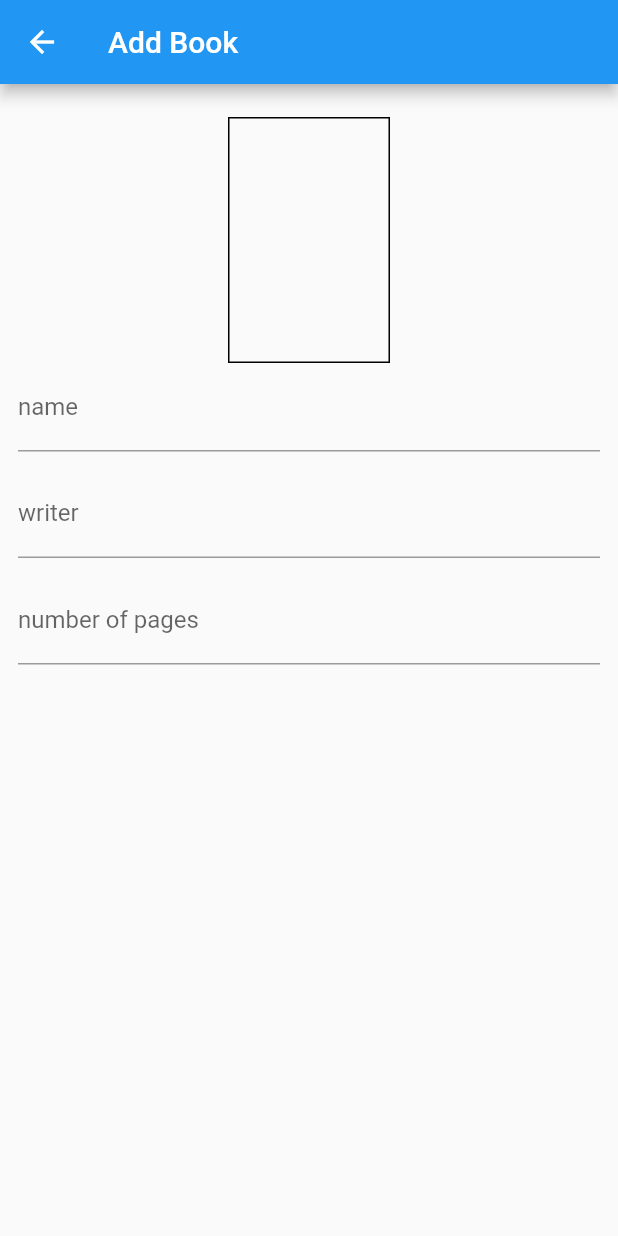
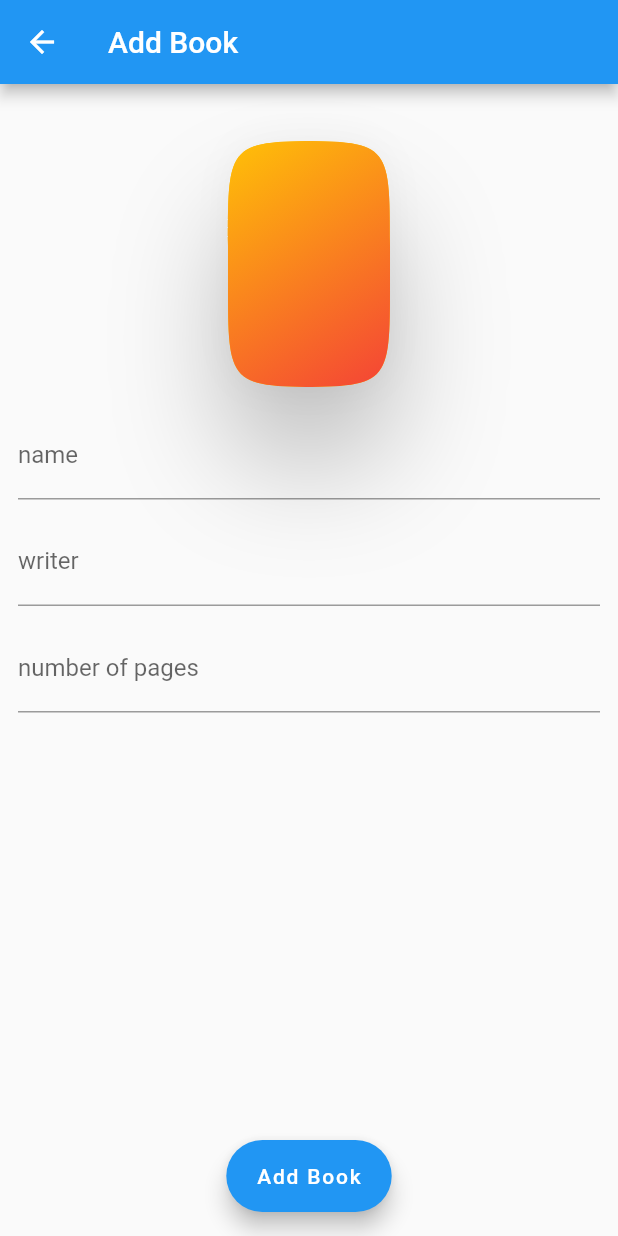
Before and after one commit to bar4488/BookTracker, a Flutter app: the screen it shows after launch, after a tap on the "add" icon, on a phone screen of 412 x 824 dp. Run offline on Flutter 3.47's test engine with Material 2 defaults, Android fonts, the phone set to English and light mode, and no system bars; our stand-ins replace image_picker, sqflite; accounts and stored records are empty.

Commit message:
bit progress, added books, covers, appbar

```diff
--- a/lib/add_book_page.dart
+++ b/lib/add_book_page.dart
@@ -1,6 +1,11 @@
+import 'package:book_tracker/books_bloc.dart';
+import 'package:book_tracker/models/book.dart';
+import 'package:book_tracker/widgets/press_effect.dart';
 import 'package:flutter/material.dart';
 import 'package:image_picker/image_picker.dart';
 import 'dart:io';
+
+import 'package:provider/provider.dart';
 
 class AddBookPage extends StatefulWidget {
   final String title = "Add Book";
@@ -10,6 +15,10 @@ class AddBookPage extends StatefulWidget {
 
 class _AddBookPageState extends State<AddBookPage> {
   File image;
+  final _formKey = GlobalKey<FormState>();
+  String name;
+  String writer;
+  int pageCount;
 
   Future getImage() async {
     var image = await ImagePicker.pickImage(source: ImageSource.gallery);
@@ -21,32 +30,57 @@ class _AddBookPageState extends State<AddBookPage> {
 
   @override
   Widget build(BuildContext context) {
+    BooksBloc bloc = Provider.of<BooksBloc>(context);
     return Scaffold(
       appBar: AppBar(
         title: Text(widget.title),
       ),
       body: Container(
+        height: double.infinity,
+        child: SingleChildScrollView(
+          physics: BouncingScrollPhysics(),
+          child: Container(
         margin: EdgeInsets.only(left: 12, right: 12, top: 22),
+            child: Form(
+              key: _formKey,
               child: Column(
+                mainAxisSize: MainAxisSize.max,
                 children: <Widget>[
-            GestureDetector(
+                  PressEffect(
                     onTap: () {
                       getImage();
-                print("ok");
                     },
-              child: Container(
                     width: 108,
                     height: 164,
-                child: image != null ? Image.file(
-                  image,
+                    color: Colors.amber,
+                    shape: ContinuousRectangleBorder(
+                      borderRadius: BorderRadius.circular(70),
+                    ),
+                    child: Container(
+                      decoration: ShapeDecoration(
+                        image: image != null
+                            ? DecorationImage(
                                 fit: BoxFit.cover,
-                  width: 108,
-                  height: 164,
-                ) : null,
-                decoration: BoxDecoration(border: Border.all(color: Colors.black)),
+                                image: FileImage(image),
+                              )
+                            : null,
+                        shape: ContinuousRectangleBorder(
+                          borderRadius: BorderRadius.circular(70),
+                        ),
+                        gradient: LinearGradient(
+                          begin: Alignment.topLeft,
+                          end: Alignment.bottomRight,
+                          colors: [Colors.amber, Colors.red],
                         ),
                       ),
-            TextField(
+                    ),
+                  ),
+                  TextFormField(
+                    validator: (value) {
+                      if (value.isEmpty) return "please enter book name";
+                      name = value;
+                      return null;
+                    },
                     decoration: InputDecoration(
                       labelText: "name",
                     ),
@@ -54,7 +88,12 @@ class _AddBookPageState extends State<AddBookPage> {
                   SizedBox(
                     height: 12,
                   ),
-            TextField(
+                  TextFormField(
+                    validator: (value) {
+                      if (value.isEmpty) return "please enter writer name";
+                      writer = value;
+                      return null;
+                    },
                     decoration: InputDecoration(
                       labelText: "writer",
                     ),
@@ -62,7 +101,14 @@ class _AddBookPageState extends State<AddBookPage> {
                   SizedBox(
                     height: 12,
                   ),
-            TextField(
+                  TextFormField(
+                    validator: (value) {
+                      if (value.isEmpty) return "please enter number of pages";
+                      if (int.tryParse(value) == null)
+                        return "number of pages must be a number";
+                      pageCount = int.parse(value);
+                      return null;
+                    },
                     decoration: InputDecoration(
                       labelText: "number of pages",
                     ),
@@ -73,6 +119,21 @@ class _AddBookPageState extends State<AddBookPage> {
                 ],
               ),
             ),
+          ),
+        ),
+      ),
+      floatingActionButton: FloatingActionButton.extended(
+        label: Text("Add Book"),
+        onPressed: () {
+          if(_formKey.currentState.validate())
+            _addBook(bloc);
+        },
+      ),
+      floatingActionButtonLocation: FloatingActionButtonLocation.centerFloat,
     );
   }
+
+  void _addBook(BooksBloc bloc) {
+    bloc.addBook(Book(name: name, pageCount: pageCount, writer: writer, imagePath: image != null ? image.path: null));
   }
+}
--- a/lib/main.dart
+++ b/lib/main.dart
@@ -1,4 +1,7 @@
+import 'dart:io';
+
 import 'package:book_tracker/add_book_page.dart';
+import 'package:book_tracker/widgets/main_app_bar.dart';
 import 'widgets/press_effect.dart';
 import 'package:book_tracker/books_bloc.dart';
 import 'models/book.dart';
@@ -11,14 +14,19 @@ class MyApp extends StatelessWidget {
   // This widget is the root of your application.
   @override
   Widget build(BuildContext context) {
-    return MaterialApp(
+    return MultiProvider(
+      providers: [
+        ChangeNotifierProvider(
+          builder: (_) => BooksBloc(),
+        )
+      ],
+      child: MaterialApp(
         title: 'Flutter Demo',
         theme: ThemeData(
           primarySwatch: Colors.blue,
         ),
-      home: ChangeNotifierProvider<BooksBloc>(
-          builder: (_) => BooksBloc(),
-          child: MyHomePage(title: 'Flutter Demo Home Page')),
+        home: MyHomePage(title: 'Flutter Demo Home Page'),
+      ),
     );
   }
 }
@@ -36,15 +44,19 @@ class _MyHomePageState extends State<MyHomePage> {
   Widget build(BuildContext context) {
     final bloc = Provider.of<BooksBloc>(context);
     return Scaffold(
-      appBar: AppBar(
-        title: Text(widget.title),
-      ),
-      body: FutureBuilder(
+      body: Stack(
+        children: <Widget>[
+          Container(
+            child: FutureBuilder(
               future: bloc.books,
               builder: (context, snapshot) {
                 if (snapshot.hasData) {
                   List<Book> books = snapshot.data;
                   return GridView.builder(
+                      padding: MediaQuery.of(context)
+                          .padding
+                          .add(EdgeInsets.only(top: 56)),
+                      physics: BouncingScrollPhysics(),
                       gridDelegate: SliverGridDelegateWithFixedCrossAxisCount(
                           crossAxisCount: 2, childAspectRatio: 3 / 4),
                       itemCount: books.length,
@@ -55,6 +67,15 @@ class _MyHomePageState extends State<MyHomePage> {
                   return CircularProgressIndicator();
                 }
               },
+            ),
+          ),
+          Positioned(
+            top: 0,
+            left: 0,
+            right: 0,
+            child: MainAppBar(),
+          ),
+        ],
       ),
       floatingActionButton: FloatingActionButton(
         onPressed: () {
@@ -89,13 +110,41 @@ class _BookItemState extends State<BookItem> {
   @override
   Widget build(BuildContext context) {
     return PressEffect(
+      builder: (double value) => Stack(
+        fit: StackFit.expand,
+        children: <Widget>[
+          Container(
+            decoration: ShapeDecoration(
+              image: widget.book.imagePath != null
+                  ? DecorationImage(
+                      fit: BoxFit.cover,
+                      image: FileImage(File(widget.book.imagePath)),
+                    )
+                  : null,
+              shape: ContinuousRectangleBorder(
+                borderRadius: BorderRadius.circular(100),
+              ),
+            ),
+          ),
+          Positioned(
+            top: 20 + 20*value,
+            left: 0,
+            right: 0,
             child: Container(
-        margin: EdgeInsets.only(top: 16),
+              margin: EdgeInsets.symmetric(horizontal: 16),
+              decoration: BoxDecoration(
+                color: Color.lerp(Colors.transparent, Colors.white, value),
+                borderRadius: BorderRadius.circular(12),
+              ),
+              padding: EdgeInsets.symmetric(vertical: 8),
               child: Text(
                 widget.book.name,
-          style: TextStyle(fontSize: 18),
+                style: TextStyle(fontSize: 18 + value*10),
                 textAlign: TextAlign.center,
               ),
+            ),
+          )
+        ],
       ),
       color: Colors.red,
       shape: ContinuousRectangleBorder(
--- /dev/null
+++ b/lib/widgets/main_app_bar.dart
@@ -0,0 +1,60 @@
+import 'package:flutter/material.dart';
+
+class MainAppBar extends StatelessWidget implements PreferredSizeWidget {
+  const MainAppBar({
+    Key key,
+  }) : super(key: key);
+
+  @override
+  Widget build(BuildContext context) {
+    EdgeInsets padding = MediaQuery.of(context).padding;
+    return Container(
+      padding: padding.add(EdgeInsets.symmetric(horizontal: 8)),
+      height: preferredSize.height + padding.top,
+      child: Row(
+        mainAxisSize: MainAxisSize.max,
+        mainAxisAlignment: MainAxisAlignment.start,
+        crossAxisAlignment: CrossAxisAlignment.center,
+        children: <Widget>[
+          SizedBox(
+            width: 40,
+            height: 40,
+            child: RaisedButton(
+              elevation: 10,
+              onPressed: () {},
+              padding: EdgeInsets.all(0),
+              shape: ContinuousRectangleBorder(
+                borderRadius: BorderRadius.circular(30),
+              ),
+              child: Container(
+                child: Icon(Icons.menu),
+              ),
+            ),
+          ),
+          SizedBox(width: 16,),
+          Expanded(
+            child: SizedBox(
+              height: 40,
+              child: Material(
+                color: Colors.grey[200],
+                type: MaterialType.card,
+                elevation: 5,
+                shape: ContinuousRectangleBorder(
+                  borderRadius: BorderRadius.circular(30),
+                ),
+                child: Container(
+                  margin: EdgeInsets.only(left: 16),
+                  alignment: Alignment.centerLeft,
+                  child: Text("Book Reader", style: TextStyle(fontSize: 16),),
+                ),
+              ),
+            ),
+          ),
+        ],
+      ),
+    );
+  }
+
+  @override
+  Size get preferredSize => Size.fromHeight(56);
+}
--- a/lib/widgets/press_effect.dart
+++ b/lib/widgets/press_effect.dart
@@ -1,23 +1,30 @@
 import 'package:flutter/material.dart';
 
 class PressEffect extends StatefulWidget {
-  PressEffect({
-    Key key,
-    this.builder,
-    this.child,
-    @required this.shape,
-    @required this.color,
-    pressedColor
-  }) : pressedColor = pressedColor ?? Color.lerp(color, Colors.black, 0.2), super(key: key){
+  PressEffect(
+      {Key key,
+      this.builder,
+      this.child,
+      @required this.shape,
+      this.color,
+      this.height,
+      this.width,
+      this.onTap,
+      pressedColor})
+      : pressedColor = pressedColor ?? Color.lerp(color, Colors.black, 0.2),
+        super(key: key) {
     //use a builder or a child
     assert((builder == null) != (child == null));
   }
 
-  final Function<Widget>(double value) builder;
+  final Widget Function(double value) builder;
+  final Function() onTap;
   final Widget child;
   final ShapeBorder shape;
   final Color color;
   final Color pressedColor;
+  final double height;
+  final double width;
 
   @override
   _PressEffectState createState() => _PressEffectState();
@@ -55,15 +62,19 @@ class _PressEffectState extends State<PressEffect>
   @override
   Widget build(BuildContext context) {
     return Container(
-      margin: EdgeInsets.symmetric(
-          horizontal: 16 + (_animationTween.value - 1) * -10,
-          vertical: 16 + (_animationTween.value - 1) * -10),
+      padding: EdgeInsets.symmetric(
+        horizontal: 16 + (_animationTween.value - 1) * -10,
+        vertical: 16 + (_animationTween.value - 1) * -10,
+      ),
+      width: widget.width != null ? widget.width + 32 : null,
+      height: widget.height != null ?widget.height + 32 : null,
       child: Material(
-        elevation: isPressed ? 5 : 25,
+        elevation: _animationController.isAnimating ? 5 : 25,
         shape: widget.shape,
         color: Color.lerp(
             widget.color, widget.pressedColor, -(_animationTween.value - 1)),
         child: GestureDetector(
+          onTap: widget.onTap,
           onTapDown: _onTapDown,
           onTapUp: _onTapUp,
           onTapCancel: _onTapCancel,
```
Lines whose indentation alone changed are shown as unchanged.
